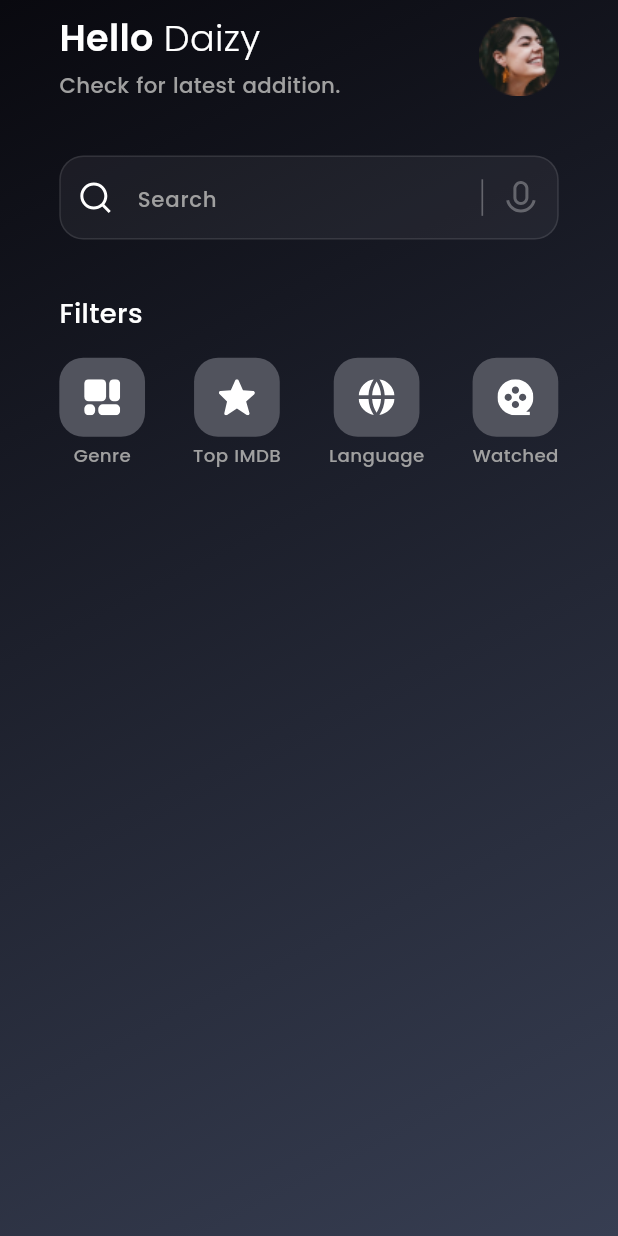
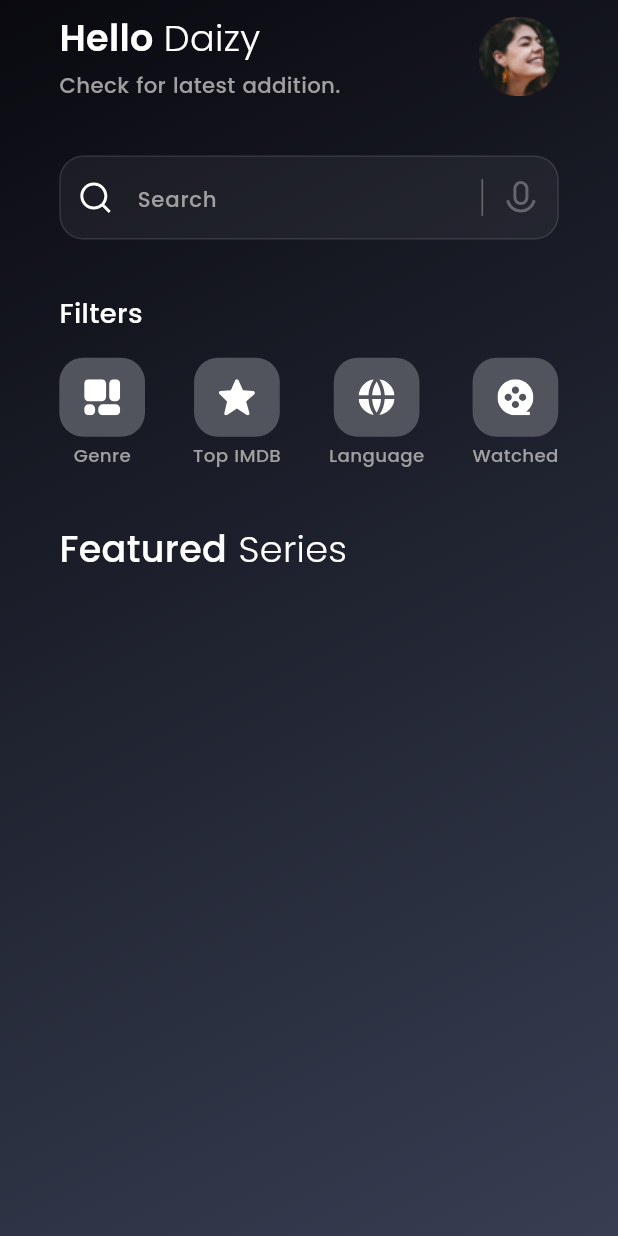
Before and after one commit to hashimsaffarini/Intersect_Task, a Flutter app: the screen it shows after launch, on a phone screen of 412 x 824 dp. Run offline on Flutter 3.47's test engine with Material 3 defaults, Android fonts, the phone set to English and light mode, and no system bars; our stand-ins replace flutter_screenutil, flutter_svg.

Commit message:
Add FeaturedSeriesText widget and update app styles

```diff
--- a/lib/core/theming/app_styles.dart
+++ b/lib/core/theming/app_styles.dart
@@ -22,4 +22,8 @@ class AppStyles {
     fontWeight: FontWeight.w500,
     fontSize: 12.sp,
   );
+  static TextStyle medium24 = TextStyle(
+    fontWeight: FontWeight.w500,
+    fontSize: 24.sp,
+  );
 }
--- /dev/null
+++ b/lib/features/home/ui/widgets/featured_series_text.dart
@@ -0,0 +1,26 @@
+import 'package:flutter/material.dart';
+import 'package:intersect_task/core/theming/app_styles.dart';
+
+class FeaturedSeriesText extends StatelessWidget {
+  const FeaturedSeriesText({super.key});
+
+  @override
+  Widget build(BuildContext context) {
+    return Row(
+      children: [
+        Text(
+          'Featured ',
+          style: AppStyles.medium24.copyWith(
+            color: Colors.white,
+          ),
+        ),
+        Text(
+          'Series',
+          style: AppStyles.light24.copyWith(
+            color: Colors.white,
+          ),
+        ),
+      ],
+    );
+  }
+}
--- a/lib/features/home/ui/widgets/home_screen_body.dart
+++ b/lib/features/home/ui/widgets/home_screen_body.dart
@@ -4,6 +4,7 @@ import 'package:intersect_task/core/helpers/spaces.dart';
 import 'package:intersect_task/core/theming/app_colors.dart';
 import 'package:intersect_task/core/theming/app_styles.dart';
 import 'package:intersect_task/features/home/ui/widgets/custom_home_app_bar.dart';
+import 'package:intersect_task/features/home/ui/widgets/featured_series_text.dart';
 import 'package:intersect_task/features/home/ui/widgets/filters_list_view.dart';
 import 'package:intersect_task/features/home/ui/widgets/search_home_bar.dart';
 
@@ -47,6 +48,7 @@ class HomeScreenBody extends StatelessWidget {
               verticalSpace(16),
               const FiltersListView(),
               verticalSpace(36),
+              const FeaturedSeriesText()
             ],
           ),
         ),
```
